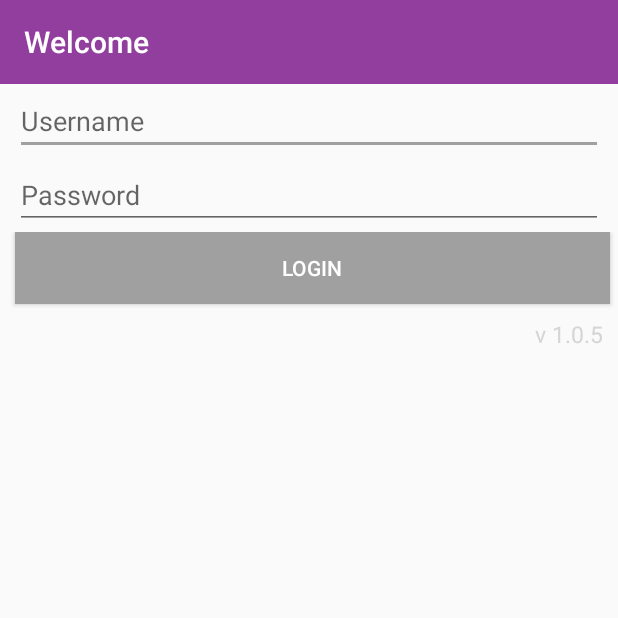
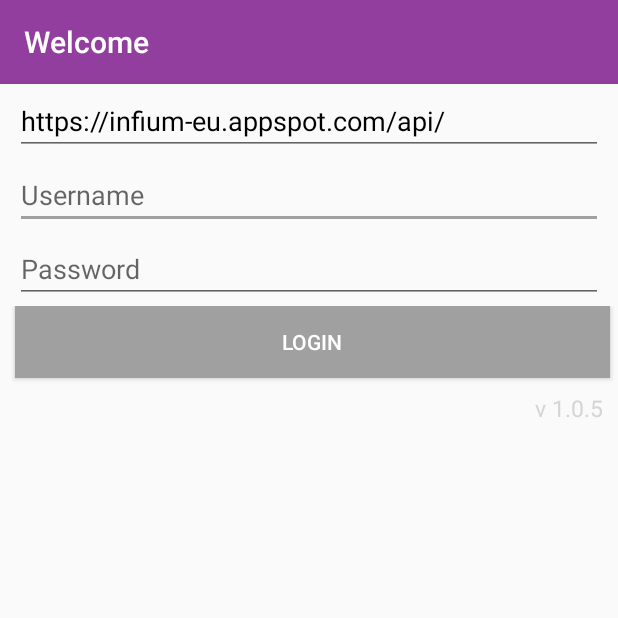
Before and after one commit to infium/infium-client-android, an Android app: the screen it shows after launch (MainActivity), after a tap on "LOGIN", on a phone screen of 412 x 824 dp, the top half of it. Run offline under Robolectric (Android 15) with nearby library versions, the phone set to English and light mode, and no system bars.

Commit message:
Add a URL field to the login screen

```diff
--- a/app/src/main/java/com/infium/android/MainActivity.java
+++ b/app/src/main/java/com/infium/android/MainActivity.java
@@ -77,8 +77,10 @@ public class MainActivity extends AppCompatActivity {
     private void redrawButtons(){
         SharedPreferences prefs = getSharedPreferences(getString(R.string.preference_file_key), Context.MODE_PRIVATE);
         String token = prefs.getString("token", "");
+        String url = prefs.getString("url", "");
 
         if (token.equals("")){
+            EditText urlField = findViewById(R.id.url);
             EditText usernameField = (EditText)findViewById(R.id.username);
             EditText passwordField = (EditText)findViewById(R.id.password);
 
@@ -91,6 +93,7 @@ public class MainActivity extends AppCompatActivity {
             loginLogoutButton.setText("Login");
             versionText.setText("v " + BuildConfig.VERSION_NAME);
 
+            urlField.setVisibility(View.VISIBLE);
             usernameField.setVisibility(View.VISIBLE);
             passwordField.setVisibility(View.VISIBLE);
             versionText.setVisibility(View.VISIBLE);
@@ -98,9 +101,17 @@ public class MainActivity extends AppCompatActivity {
             sessionActiveText.setVisibility(View.GONE);
             menuButton.setVisibility(View.GONE);
 
+            urlField.setEnabled(true);
             usernameField.setEnabled(true);
             passwordField.setEnabled(true);
+
+            if (url.equals("")){
+                urlField.setText(DEFAULT_URL);
+            }else{
+                urlField.setText(url);
+            }
         }else{
+            EditText urlField = findViewById(R.id.url);
             EditText usernameField = (EditText)findViewById(R.id.username);
             EditText passwordField = (EditText)findViewById(R.id.password);
 
@@ -114,6 +125,7 @@ public class MainActivity extends AppCompatActivity {
                 loginLogoutButton.setText("Logout");
                 versionText.setText("v " + BuildConfig.VERSION_NAME);
 
+                urlField.setVisibility(View.GONE);
                 usernameField.setVisibility(View.GONE);
                 passwordField.setVisibility(View.GONE);
 
@@ -123,6 +135,7 @@ public class MainActivity extends AppCompatActivity {
 
                 menuButton.setVisibility(View.VISIBLE);
 
+                urlField.setEnabled(false);
                 usernameField.setEnabled(false);
                 passwordField.setEnabled(false);
 
@@ -179,9 +192,11 @@ public class MainActivity extends AppCompatActivity {
     }
 
     private void loginButtonTapped(){
+        EditText urlField = findViewById(R.id.url);
         EditText usernameField = (EditText)findViewById(R.id.username);
         EditText passwordField = (EditText)findViewById(R.id.password);
 
+        String url = urlField.getText().toString();
         String username = usernameField.getText().toString();
         String password = passwordField.getText().toString();
 
@@ -201,7 +216,7 @@ public class MainActivity extends AppCompatActivity {
                     }
                 }
             }else{
-                new Login().execute(DEFAULT_URL, strings[1], strings[0], password);
+                new Login().execute(url, strings[1], strings[0], password);
             }
         }
     }
--- a/app/src/main/res/layout/activity_main.xml
+++ b/app/src/main/res/layout/activity_main.xml
@@ -15,18 +15,17 @@
             android:layout_width="match_parent"
             android:layout_height="match_parent">
 
-            <!-- EditText
+            <EditText
                 android:layout_width="match_parent"
                 android:layout_height="wrap_content"
                 android:textColor="@color/textColor"
                 android:id="@+id/url"
-                android:hint="URL"
+                android:hint="Server URL"
                 android:layout_marginTop="2dp"
                 android:layout_marginRight="10dp"
                 android:layout_marginBottom="2dp"
                 android:layout_marginLeft="10dp"
-                android:autoText="false"
-                android:inputType="textNoSuggestions" / -->
+                android:inputType="textUri" />
 
             <!-- EditText
                 android:layout_width="match_parent"
```
